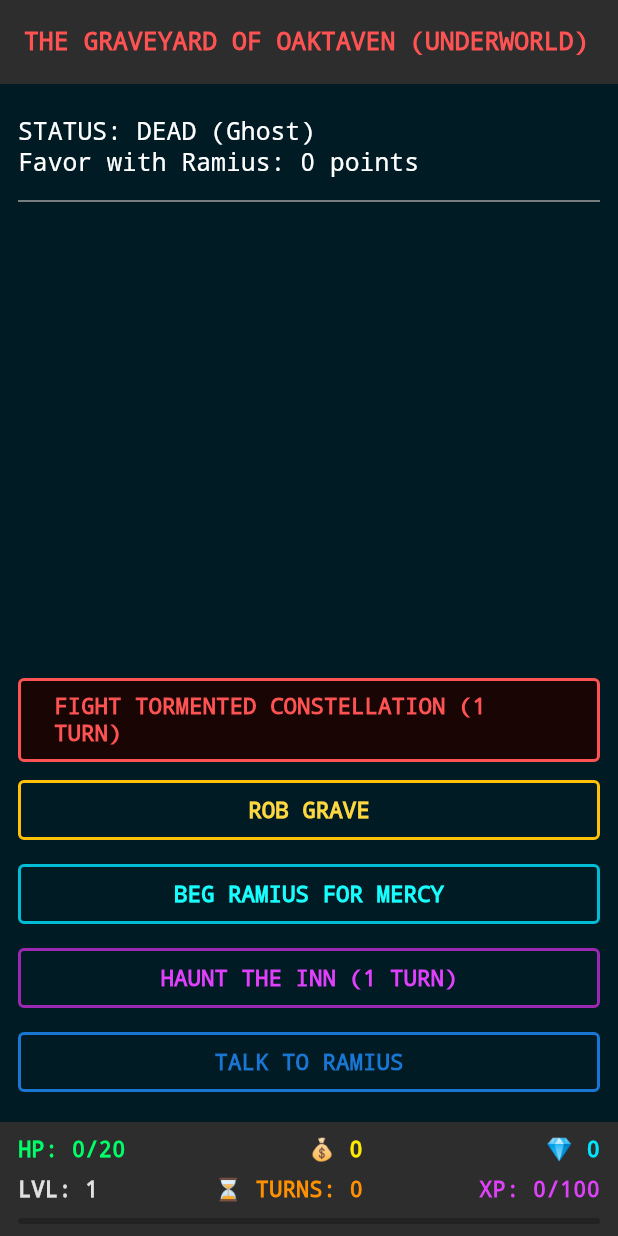
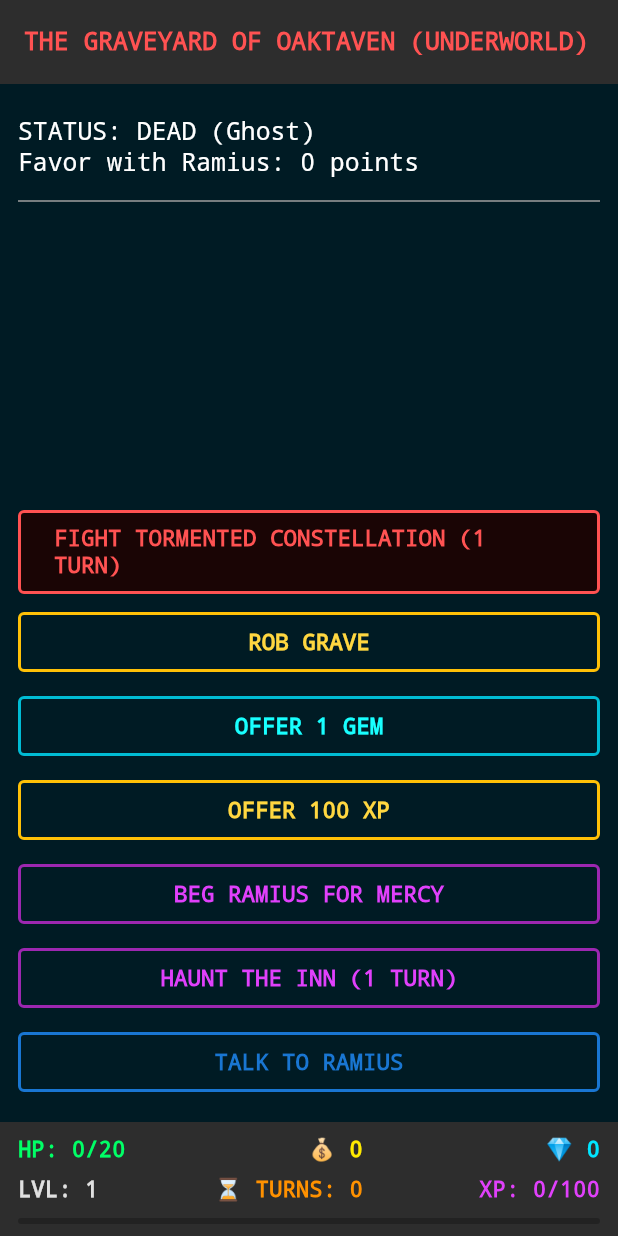
Before and after one commit to WebPearl-dev/LOGD, a Flutter app: the GraveyardScreen screen opened directly, on a phone screen of 412 x 824 dp. Run offline on Flutter 3.47's test engine with Material 3 defaults, Android fonts, the phone set to English and light mode, and no system bars; our stand-ins replace local_auth, shared_preferences, supabase_flutter; accounts and stored records are empty.

Commit message:
Implement 3 distinct resurrection methods in Graveyard (Offer Gem, Offer 100 XP, Beg Ramius for Mercy)

```diff
--- a/lib/screens/graveyard_screen.dart
+++ b/lib/screens/graveyard_screen.dart
@@ -96,11 +96,14 @@ class _GraveyardScreenState extends State<GraveyardScreen>
     }
   }
 
-  Future<void> _handleResurrection() async {
+  Future<void> _handleResurrection(String method) async {
     setState(() => _isLoading = true);
     final bool success = await _controller.tryResurrect(
+      method: method,
       playerLevel: level,
       currentFavor: favor,
+      currentGems: gems,
+      currentXp: experience,
     );
     if (success) {
       if (!mounted) return;
@@ -303,7 +306,59 @@ class _GraveyardScreenState extends State<GraveyardScreen>
                         Colors.cyanAccent,
                       ),
                     ),
-                onPressed: _handleResurrection,
+                onPressed: () => _handleResurrection('gem'),
+                child: Padding(
+                  padding: const EdgeInsets.symmetric(vertical: 10),
+                  child: Text(
+                    local.btnGraveyardOfferGem.toUpperCase(),
+                    style: const TextStyle(
+                      fontFamily: LogdCodes.retroFont,
+                      fontWeight: FontWeight.bold,
+                    ),
+                  ),
+                ),
+              ),
+              const SizedBox(height: 8),
+              OutlinedButton(
+                style:
+                    OutlinedButton.styleFrom(
+                      side: const BorderSide(color: Colors.amber, width: 2),
+                      backgroundColor: LogdCodes.uiBlueBg,
+                      shape: RoundedRectangleBorder(
+                        borderRadius: BorderRadius.circular(4.0),
+                      ),
+                    ).copyWith(
+                      foregroundColor: WidgetStateProperty.all<Color>(
+                        Colors.amberAccent,
+                      ),
+                    ),
+                onPressed: () => _handleResurrection('xp'),
+                child: Padding(
+                  padding: const EdgeInsets.symmetric(vertical: 10),
+                  child: Text(
+                    local.btnGraveyardOfferXp.toUpperCase(),
+                    style: const TextStyle(
+                      fontFamily: LogdCodes.retroFont,
+                      fontWeight: FontWeight.bold,
+                    ),
+                  ),
+                ),
+              ),
+              const SizedBox(height: 8),
+              OutlinedButton(
+                style:
+                    OutlinedButton.styleFrom(
+                      side: const BorderSide(color: Colors.purple, width: 2),
+                      backgroundColor: LogdCodes.uiBlueBg,
+                      shape: RoundedRectangleBorder(
+                        borderRadius: BorderRadius.circular(4.0),
+                      ),
+                    ).copyWith(
+                      foregroundColor: WidgetStateProperty.all<Color>(
+                        Colors.purpleAccent,
+                      ),
+                    ),
+                onPressed: () => _handleResurrection('favor'),
                 child: Padding(
                   padding: const EdgeInsets.symmetric(vertical: 10),
                   child: Text(
```
Also changed, not shown: lib/services/graveyard_controller.dart (+53 -15 lines).
